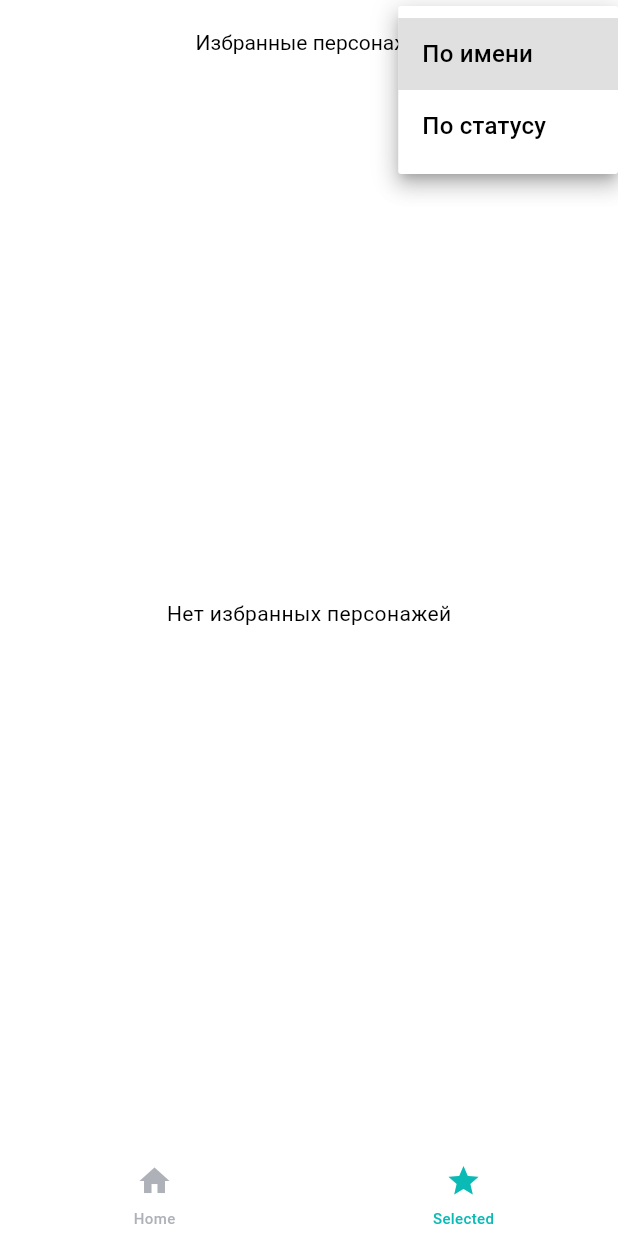
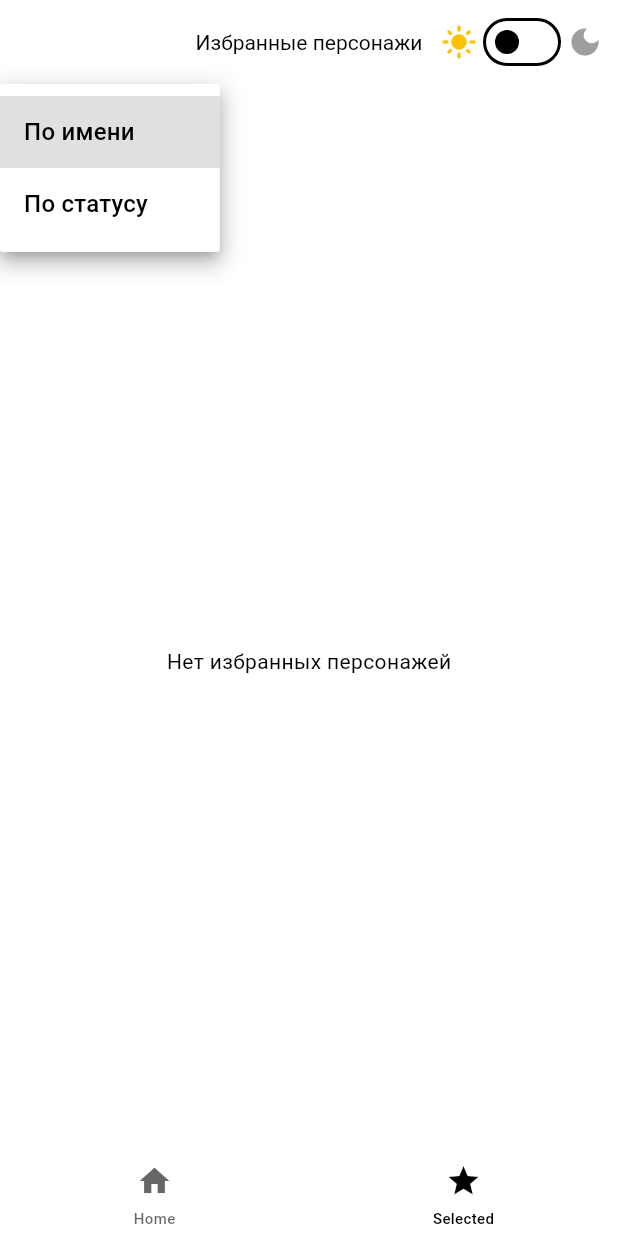
Before and after one commit to botirnabiev23/rick-and-morty, a Flutter app: the screen it shows after launch, item 2 of the bottom bar chosen, after a tap on "По имени", on a phone screen of 412 x 824 dp. Run offline on Flutter 3.47's test engine with Material 3 defaults, Android fonts, the phone set to English and light mode, and no system bars; our stand-ins replace bloc, cached_network_image, dartz, dio, drift, equatable and 5 more; accounts and stored records are empty; generated files the repository leaves out were written again; network calls fail.

Commit message:
added a feature to change the theme

```diff
--- /dev/null
+++ b/lib/core/theme/my_colors.dart
@@ -0,0 +1,39 @@
+import 'package:flutter/material.dart';
+
+@immutable
+class MyColors extends ThemeExtension<MyColors> {
+  final Color cardBackground;
+  final Color titleColor;
+
+  const MyColors({
+    required this.cardBackground,
+    required this.titleColor,
+  });
+
+  @override
+  MyColors copyWith({Color? cardBackground, Color? titleColor}) {
+    return MyColors(
+      cardBackground: cardBackground ?? this.cardBackground,
+      titleColor: titleColor ?? this.titleColor,
+    );
+  }
+
+  @override
+  MyColors lerp(ThemeExtension<MyColors>? other, double t) {
+    if (other is! MyColors) return this;
+    return MyColors(
+      cardBackground: Color.lerp(cardBackground, other.cardBackground, t)!,
+      titleColor: Color.lerp(titleColor, other.titleColor, t)!,
+    );
+  }
+
+  static const light = MyColors(
+    cardBackground: Colors.white,
+    titleColor: Colors.black,
+  );
+
+  static const dark = MyColors(
+    cardBackground: Color(0xFF1E1E1E),
+    titleColor: Colors.white,
+  );
+}
--- /dev/null
+++ b/lib/core/theme/theme_notifier.dart
@@ -0,0 +1,19 @@
+import 'package:flutter/material.dart';
+import 'package:rick_and_morty/db/app_database.dart';
+
+class ThemeNotifier extends ChangeNotifier {
+  final AppDatabase db;
+  ThemeMode _themeMode;
+
+  ThemeNotifier(this._themeMode, this.db);
+
+  ThemeMode get themeMode => _themeMode;
+
+  void toggleTheme() async {
+    _themeMode =
+    _themeMode == ThemeMode.light ? ThemeMode.dark : ThemeMode.light;
+
+    await db.saveTheme(_themeMode == ThemeMode.dark ? 'dark' : 'light');
+    notifyListeners();
+  }
+}
--- /dev/null
+++ b/lib/core/theme/themes.dart
@@ -0,0 +1,34 @@
+import 'package:flutter/material.dart';
+import 'my_colors.dart';
+
+final lightTheme = ThemeData(
+  brightness: Brightness.light,
+  scaffoldBackgroundColor: Colors.white,
+  appBarTheme: const AppBarTheme(
+    backgroundColor: Colors.white,
+    elevation: 0,
+    iconTheme: IconThemeData(color: Colors.black),
+    titleTextStyle: TextStyle(color: Colors.black),
+  ),
+  colorScheme: ColorScheme.light(
+    primary: Colors.black,
+    onPrimary: Colors.white,
+  ),
+  extensions: const [MyColors.light],
+);
+
+final darkTheme = ThemeData(
+  brightness: Brightness.dark,
+  scaffoldBackgroundColor: const Color(0xFF121212),
+  appBarTheme: const AppBarTheme(
+    backgroundColor: Color(0xFF1E1E1E),
+    elevation: 0,
+    iconTheme: IconThemeData(color: Colors.white),
+    titleTextStyle: TextStyle(color: Colors.white),
+  ),
+  colorScheme: ColorScheme.dark(
+    primary: Colors.white,
+    onPrimary: Colors.black,
+  ),
+  extensions: const [MyColors.dark],
+);
--- a/lib/db/app_database.dart
+++ b/lib/db/app_database.dart
@@ -7,10 +7,11 @@ import 'package:path_provider/path_provider.dart';
 
 // Импортируй файл с таблицей, в котором класс называется Characters
 import 'package:rick_and_morty/db/tables/character_table.dart';
+import 'package:rick_and_morty/db/tables/settings_table.dart';
 
 part 'app_database.g.dart';
 
-@DriftDatabase(tables: [Characters])
+@DriftDatabase(tables: [Characters, Settings])
 class AppDatabase extends _$AppDatabase {
   AppDatabase() : super(_openConnection());
 
@@ -33,6 +34,17 @@ class AppDatabase extends _$AppDatabase {
       CharactersCompanion(isFavorite: Value(isFav)),
     );
   }
+
+  Future<void> saveTheme(String themeMode) async {
+    await into(settings).insertOnConflictUpdate(
+      SettingsCompanion.insert(key: 'theme', value: themeMode),
+    );
+  }
+
+  Future<String?> getSavedTheme() async {
+    final result = await (select(settings)..where((tbl) => tbl.key.equals('theme'))).getSingleOrNull();
+    return result?.value;
+  }
 }
 
 LazyDatabase _openConnection() {
--- /dev/null
+++ b/lib/db/tables/settings_table.dart
@@ -0,0 +1,12 @@
+import 'package:drift/drift.dart';
+
+class Settings extends Table {
+  TextColumn get key => text()();
+  TextColumn get value => text()();
+
+  @override
+  Set<Column> get primaryKey => {key};
+
+  @override
+  String get tableName => 'app_settings';
+}
--- a/lib/features/character/presentation/pages/character_list_page.dart
+++ b/lib/features/character/presentation/pages/character_list_page.dart
@@ -1,6 +1,7 @@
 import 'package:cached_network_image/cached_network_image.dart';
 import 'package:flutter/material.dart';
 import 'package:flutter_bloc/flutter_bloc.dart';
+import 'package:rick_and_morty/core/theme/theme_notifier.dart';
 import '../bloc/character_bloc.dart';
 
 enum SortOption { name, status }
@@ -27,33 +28,60 @@ class _CharacterListPageState extends State<CharacterListPage> {
 
   @override
   Widget build(BuildContext context) {
+    final isDarkTheme = Theme.of(context).brightness == Brightness.dark;
+    final themeNotifier = context.read<ThemeNotifier>();
+
     return Scaffold(
       appBar: AppBar(
         centerTitle: true,
-        title: Text('Characters', style: TextStyle(fontSize: 18)),
+        title: const Text('Characters', style: TextStyle(fontSize: 18)),
         actions: [
-          DropdownButton<SortOption>(
+          Row(
+            children: [
+              Icon(
+                Icons.light_mode,
+                color: isDarkTheme ? Colors.grey : Colors.amber,
+              ),
+              Switch(
+                value: themeNotifier.themeMode == ThemeMode.dark,
+                onChanged: (_) => themeNotifier.toggleTheme(),
+              ),
+              Icon(
+                Icons.dark_mode,
+                color: isDarkTheme ? Colors.amber : Colors.grey,
+              ),
+              const SizedBox(width: 10),
+            ],
+          ),
+        ],
+      ),
+      body: Column(
+        children: [
+          Container(
+            color: Theme.of(context).cardColor,
+            padding: const EdgeInsets.symmetric(horizontal: 16, vertical: 8),
+            alignment: Alignment.centerLeft,
+            child: DropdownButton<SortOption>(
               value: _sortOption,
-            icon: const Icon(Icons.sort, color: Colors.black),
-            dropdownColor: Colors.white,
-            underline: const SizedBox(),
               onChanged: (value) {
                 if (value != null) {
                   setState(() => _sortOption = value);
                 }
               },
               items: const [
-              DropdownMenuItem(value: SortOption.name, child: Text('По имени')),
+                DropdownMenuItem(
+                  value: SortOption.name,
+                  child: Text('Сортировка по имени'),
+                ),
                 DropdownMenuItem(
                   value: SortOption.status,
-                child: Text('По статусу'),
+                  child: Text('Сортировка по статусу'),
                 ),
               ],
             ),
-          SizedBox(width: 10),
-        ],
           ),
-      body: BlocBuilder<CharacterBloc, CharacterState>(
+          Expanded(
+            child: BlocBuilder<CharacterBloc, CharacterState>(
               builder: (context, state) {
                 if (state is CharactersLoading) {
                   return const Center(child: CircularProgressIndicator());
@@ -80,18 +108,27 @@ class _CharacterListPageState extends State<CharacterListPage> {
 
                         return ListTile(
                           leading: CircleAvatar(
-                      backgroundImage: character.image.isNotEmpty
-                          ? CachedNetworkImageProvider(character.image)
-                          : const AssetImage('assets/images/default_avatar.png')
+                            backgroundImage:
+                                character.image.isNotEmpty
+                                    ? CachedNetworkImageProvider(
+                                      character.image,
+                                    )
+                                    : const AssetImage(
+                                          'assets/images/default_avatar.png',
+                                        )
                                         as ImageProvider,
                           ),
                           title: Text(character.name),
                           subtitle: Text(character.status),
                           trailing: IconButton(
                             icon: Icon(
-                        character.isFavorite ? Icons.star : Icons.star_border,
+                              character.isFavorite
+                                  ? Icons.star
+                                  : Icons.star_border,
                               color:
-                            character.isFavorite ? Colors.amber : Colors.grey,
+                                  character.isFavorite
+                                      ? Colors.amber
+                                      : Colors.grey,
                             ),
                             onPressed: () {
                               context.read<CharacterBloc>().add(
@@ -115,6 +152,9 @@ class _CharacterListPageState extends State<CharacterListPage> {
                 }
               },
             ),
+          ),
+        ],
+      ),
     );
   }
 }
--- a/lib/features/main/main_page.dart
+++ b/lib/features/main/main_page.dart
@@ -1,5 +1,6 @@
 import 'package:flutter/material.dart';
 import 'package:go_router/go_router.dart';
+import 'package:rick_and_morty/core/theme/my_colors.dart';
 import 'package:rick_and_morty/features/main/widgets/bottom_bar_item_widget.dart';
 
 class MainPage extends StatefulWidget {
@@ -38,31 +39,33 @@ class _MainPageState extends State<MainPage> {
 
   @override
   Widget build(BuildContext context) {
+    final theme = Theme.of(context);
+
     return Scaffold(
       body: widget.navigationShell,
       bottomNavigationBar: Theme(
-        data: Theme.of(context).copyWith(
+        data: theme.copyWith(
           splashFactory: NoSplash.splashFactory,
           highlightColor: Colors.transparent,
         ),
         child: BottomNavigationBar(
-          backgroundColor: Colors.white,
+          backgroundColor: theme.extension<MyColors>()?.cardBackground,
           elevation: 0,
           currentIndex: _selectedIndex,
           onTap: _onTap,
           selectedFontSize: 10,
           unselectedFontSize: 10,
-          selectedItemColor: const Color(0xff0ABAB5),
-          unselectedItemColor: const Color(0xff8B9099).withOpacity(0.7),
-          selectedLabelStyle: const TextStyle(
+          selectedItemColor: theme.colorScheme.primary,
+          unselectedItemColor: theme.hintColor,
+          selectedLabelStyle: TextStyle(
             fontSize: 10,
             fontWeight: FontWeight.w500,
-            color: Color(0xff0ABAB5),
+            color: theme.colorScheme.primary,
           ),
           unselectedLabelStyle: TextStyle(
             fontSize: 10,
             fontWeight: FontWeight.w500,
-            color: const Color(0xff8B9099).withOpacity(0.7),
+            color: theme.hintColor,
           ),
           items: [
             BottomNavigationBarItem(
@@ -76,8 +79,7 @@ class _MainPageState extends State<MainPage> {
             BottomNavigationBarItem(
               icon: CustomBottomNavIcon(
                 icon: Icons.star,
-                isSelected:
-                _selectedIndex == BottomNavigationItem.selected.index,
+                isSelected: _selectedIndex == BottomNavigationItem.selected.index,
                 padding: const EdgeInsets.only(bottom: 6, top: 8),
               ),
               label: 'Selected',
--- a/lib/features/selected/selected_page.dart
+++ b/lib/features/selected/selected_page.dart
@@ -1,6 +1,7 @@
 import 'package:cached_network_image/cached_network_image.dart';
 import 'package:flutter/material.dart';
 import 'package:flutter_bloc/flutter_bloc.dart';
+import 'package:rick_and_morty/core/theme/theme_notifier.dart';
 import 'package:rick_and_morty/features/character/presentation/bloc/character_bloc.dart';
 
 enum SortOption { name, status }
@@ -17,33 +18,60 @@ class _SelectedPageState extends State<SelectedPage> {
 
   @override
   Widget build(BuildContext context) {
+    final isDarkTheme = Theme.of(context).brightness == Brightness.dark;
+    final themeNotifier = context.read<ThemeNotifier>();
+
     return Scaffold(
       appBar: AppBar(
         centerTitle: true,
         title: const Text('Избранные персонажи'),
         actions: [
-          DropdownButton<SortOption>(
+          Row(
+            children: [
+              Icon(
+                Icons.light_mode,
+                color: isDarkTheme ? Colors.grey : Colors.amber,
+              ),
+              Switch(
+                value: themeNotifier.themeMode == ThemeMode.dark,
+                onChanged: (_) => themeNotifier.toggleTheme(),
+              ),
+              Icon(
+                Icons.dark_mode,
+                color: isDarkTheme ? Colors.amber : Colors.grey,
+              ),
+              const SizedBox(width: 10),
+            ],
+          ),
+        ],
+      ),
+      body: Column(
+        children: [
+          Container(
+            color: Theme.of(context).cardColor,
+            padding: const EdgeInsets.symmetric(horizontal: 16, vertical: 8),
+            alignment: Alignment.centerLeft,
+            child: DropdownButton<SortOption>(
               value: _sortOption,
-            icon: const Icon(Icons.sort, color: Colors.black),
-            dropdownColor: Colors.white,
-            underline: const SizedBox(),
               onChanged: (value) {
                 if (value != null) {
                   setState(() => _sortOption = value);
                 }
               },
               items: const [
-              DropdownMenuItem(value: SortOption.name, child: Text('По имени')),
+                DropdownMenuItem(
+                  value: SortOption.name,
+                  child: Text('По имени'),
+                ),
                 DropdownMenuItem(
                   value: SortOption.status,
                   child: Text('По статусу'),
                 ),
               ],
             ),
-          const SizedBox(width: 10),
-        ],
           ),
-      body: BlocBuilder<CharacterBloc, CharacterState>(
+          Expanded(
+            child: BlocBuilder<CharacterBloc, CharacterState>(
               builder: (context, state) {
                 if (state is CharactersLoading) {
                   return const Center(child: CircularProgressIndicator());
@@ -56,11 +84,15 @@ class _SelectedPageState extends State<SelectedPage> {
                   if (_sortOption == SortOption.name) {
                     favoriteCharacters.sort((a, b) => a.name.compareTo(b.name));
                   } else if (_sortOption == SortOption.status) {
-              favoriteCharacters.sort((a, b) => a.status.compareTo(b.status));
+                    favoriteCharacters.sort(
+                      (a, b) => a.status.compareTo(b.status),
+                    );
                   }
 
                   if (favoriteCharacters.isEmpty) {
-              return const Center(child: Text('Нет избранных персонажей'));
+                    return const Center(
+                      child: Text('Нет избранных персонажей'),
+                    );
                   }
 
                   return ListView.builder(
@@ -70,10 +102,18 @@ class _SelectedPageState extends State<SelectedPage> {
 
                       return ListTile(
                         leading: CircleAvatar(
-                    backgroundImage: CachedNetworkImageProvider(character.image),
+                          backgroundImage:
+                              character.image.isNotEmpty
+                                  ? CachedNetworkImageProvider(character.image)
+                                  : const AssetImage(
+                                        'assets/images/default_avatar.png',
+                                      )
+                                      as ImageProvider,
                         ),
                         title: Text(character.name),
-                  subtitle: Text('${character.species} — ${character.status}'),
+                        subtitle: Text(
+                          '${character.species} — ${character.status}',
+                        ),
                         trailing: IconButton(
                           icon: const Icon(Icons.star, color: Colors.amber),
                           onPressed: () {
@@ -88,9 +128,14 @@ class _SelectedPageState extends State<SelectedPage> {
                 } else if (state is CharactersError) {
                   return Center(child: Text(state.message));
                 } else {
-            return const Center(child: Text('Нажмите кнопку для загрузки'));
+                  return const Center(
+                    child: Text('Нажмите кнопку для загрузки'),
+                  );
                 }
               },
+            ),
+          ),
+        ],
       ),
     );
   }
--- /dev/null
+++ b/lib/features/widgets/theme_switcher.dart
@@ -0,0 +1,19 @@
+import 'package:flutter/material.dart';
+import 'package:provider/provider.dart';
+import 'package:rick_and_morty/core/di/injection.dart';
+import 'package:rick_and_morty/core/theme/theme_notifier.dart';
+import 'package:rick_and_morty/db/app_database.dart';
+
+class ThemeSwitcher extends StatelessWidget {
+  final Widget child;
+
+  const ThemeSwitcher({super.key, required this.child});
+
+  @override
+  Widget build(BuildContext context) {
+    return GestureDetector(
+      onLongPress: () => context.read<ThemeNotifier>().toggleTheme(),
+      child: child,
+    );
+  }
+}
--- a/lib/main.dart
+++ b/lib/main.dart
@@ -1,33 +1,55 @@
 import 'package:flutter/material.dart';
-import 'package:rick_and_morty/router/app_router.dart';
-import 'core/di/injection.dart';
+import 'package:provider/provider.dart';
+import 'package:rick_and_morty/core/di/injection.dart';
+import 'package:rick_and_morty/core/theme/theme_notifier.dart';
+import 'package:rick_and_morty/db/app_database.dart';
+import 'package:rick_and_morty/features/widgets/theme_switcher.dart';
+import 'core/theme/themes.dart';
+import 'router/app_router.dart';
 
 void main() async {
   WidgetsFlutterBinding.ensureInitialized();
+
   await configureDependencies();
-  runApp(MyApp());
+  final db = getIt<AppDatabase>();
+  final savedTheme = await db.getSavedTheme();
+
+  final initialThemeMode =
+      savedTheme == 'dark' ? ThemeMode.dark : ThemeMode.light;
+
+  runApp(
+    ChangeNotifierProvider(
+      create: (_) => ThemeNotifier(initialThemeMode, db),
+      child: MyApp(database: db, initialThemeMode: initialThemeMode),
+    ),
+  );
 }
 
 class MyApp extends StatelessWidget {
-  const MyApp({super.key});
+  final AppDatabase database;
+  final ThemeMode initialThemeMode;
+
+  const MyApp({
+    super.key,
+    required this.database,
+    required this.initialThemeMode,
+  });
 
   @override
   Widget build(BuildContext context) {
+    final themeNotifier = context.watch<ThemeNotifier>();
+
     return MaterialApp.router(
-      theme: ThemeData(
-        scaffoldBackgroundColor: Colors.white,
-        appBarTheme: AppBarTheme(
-          backgroundColor: Colors.white,
-          elevation: 0,
-          iconTheme: IconThemeData(color: Colors.black),
-          titleTextStyle: TextStyle(color: Colors.black),
-        ),
-        colorScheme: ColorScheme.light(
-          primary: Colors.black,
-          onPrimary: Colors.white,
-        ),
-      ),
+      theme: lightTheme,
+      darkTheme: darkTheme,
+      themeMode: themeNotifier.themeMode,
       routerConfig: router,
+      builder: (context, child) {
+        if (child != null) {
+          return ThemeSwitcher(child: child);
+        }
+        return const SizedBox();
+      },
     );
   }
 }
--- a/pubspec.yaml
+++ b/pubspec.yaml
@@ -49,6 +49,7 @@ dependencies:
   freezed: ^3.0.6
   freezed_annotation: ^3.0.0
   cached_network_image: ^3.4.1
+  provider: ^6.1.5
 
 dev_dependencies:
   flutter_test:
```
Also changed, not shown: lib/core/theme/app_theme.dart (added), lib/db/app_database.g.dart, pubspec.lock, 1 other file. Lines whose indentation alone changed are shown as unchanged.
